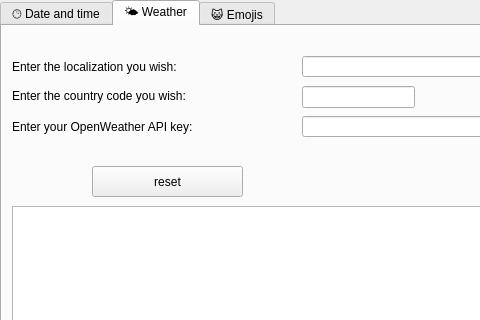
The window that maindesktopweadtwindow.ui (Vicken-Ghoubiguian/desktopWeaDTApp) describes before a commit, drawn with Qt 5; both pictures show x 0 to 480 and y 0 to 320 of the 800 by 600 pixel window.
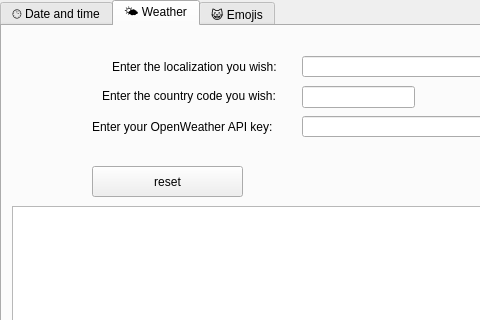
The same window after the commit.

Diff of the .ui file:
```diff
--- a/maindesktopweadtwindow.ui
+++ b/maindesktopweadtwindow.ui
@@ -185,9 +185,9 @@
      <widget class="QLabel" name="localizationLabel">
       <property name="geometry">
        <rect>
-        <x>10</x>
+        <x>110</x>
         <y>30</y>
-        <width>251</width>
+        <width>181</width>
         <height>21</height>
        </rect>
       </property>
@@ -198,9 +198,9 @@
      <widget class="QLabel" name="countryCodeLabel">
       <property name="geometry">
        <rect>
-        <x>10</x>
+        <x>100</x>
         <y>60</y>
-        <width>241</width>
+        <width>191</width>
         <height>20</height>
        </rect>
       </property>
@@ -211,9 +211,9 @@
      <widget class="QLabel" name="apiKeyLabel">
       <property name="geometry">
        <rect>
-        <x>10</x>
+        <x>90</x>
         <y>90</y>
-        <width>261</width>
+        <width>201</width>
         <height>21</height>
        </rect>
       </property>
```
